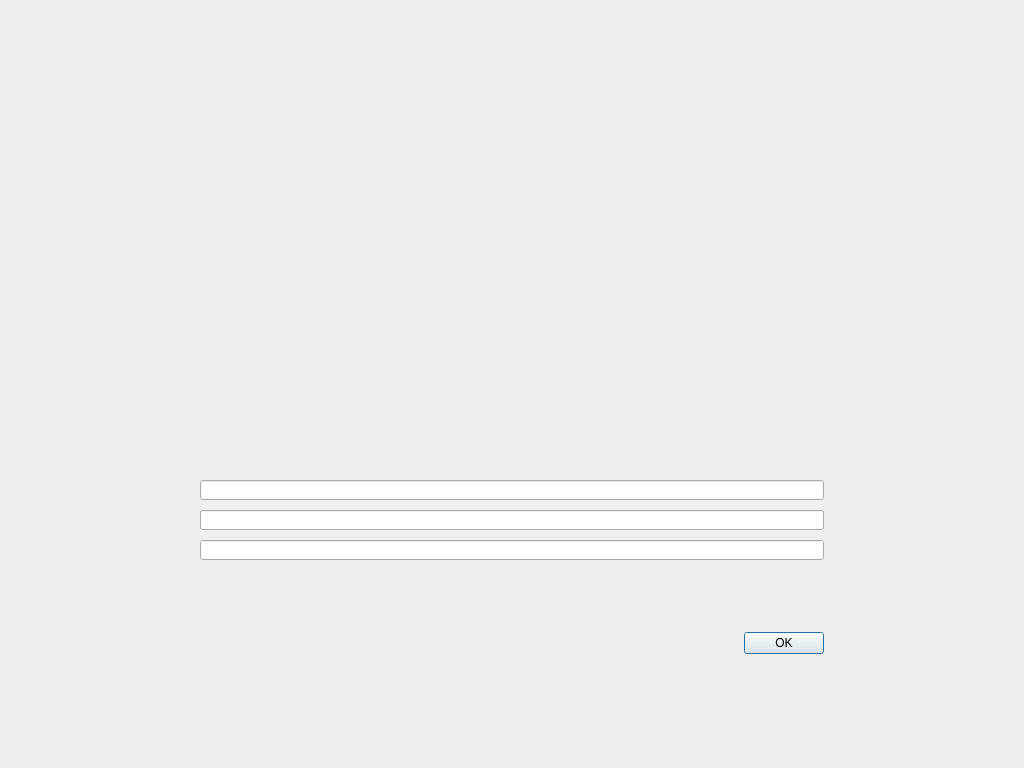
Qt form src/qt/forms/askpassphrasepage.ui (VeriConomy/vericoin) before a commit.
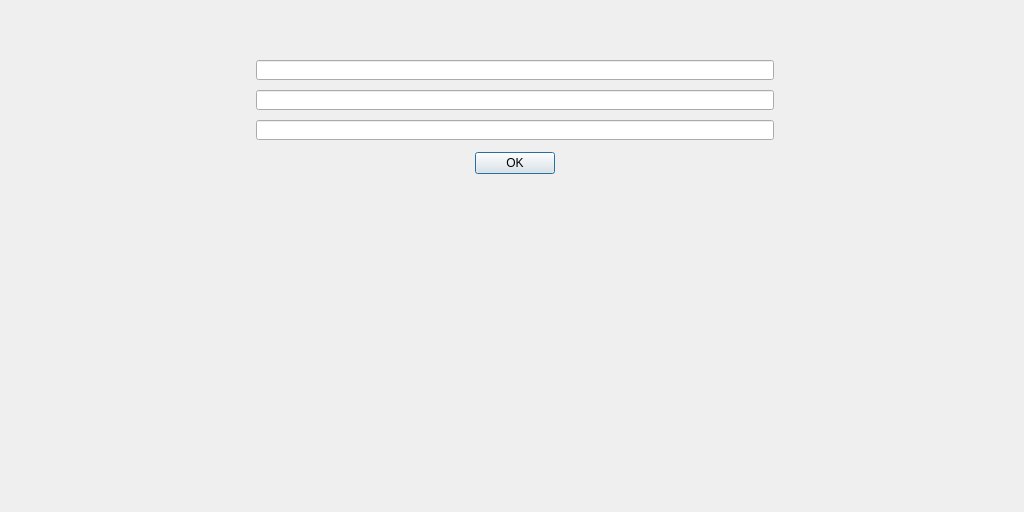
The same form after that commit.

Commit message: fix font display on new password screen, improve sync indicator and add coins staking percentage to stats

```diff
--- a/src/qt/forms/askpassphrasepage.ui
+++ b/src/qt/forms/askpassphrasepage.ui
@@ -7,7 +7,7 @@
     <x>0</x>
     <y>0</y>
     <width>1024</width>
-    <height>768</height>
+    <height>512</height>
    </rect>
   </property>
   <property name="sizePolicy">
@@ -42,72 +42,53 @@
     <number>0</number>
    </property>
    <item>
+    <widget class="QFrame" name="frame">
     <layout class="QFormLayout" name="formLayout">
      <property name="fieldGrowthPolicy">
       <enum>QFormLayout::AllNonFixedFieldsGrow</enum>
      </property>
+      <property name="labelAlignment">
+       <set>Qt::AlignLeading|Qt::AlignLeft|Qt::AlignTop</set>
+      </property>
      <property name="formAlignment">
-      <set>Qt::AlignLeading|Qt::AlignLeft|Qt::AlignVCenter</set>
+       <set>Qt::AlignLeading|Qt::AlignLeft|Qt::AlignTop</set>
      </property>
      <property name="verticalSpacing">
       <number>10</number>
      </property>
      <property name="leftMargin">
-      <number>200</number>
+       <number>250</number>
      </property>
      <property name="topMargin">
-      <number>480</number>
+       <number>0</number>
      </property>
      <property name="rightMargin">
-      <number>200</number>
-     </property>
+       <number>250</number>
+      </property>
+      <property name="bottomMargin">
+       <number>50</number>
+      </property>
+      <item row="0" column="1">
+       <widget class="QLabel" name="warningLabel">
+        <property name="minimumSize">
+         <size>
+          <width>480</width>
+          <height>20</height>
+         </size>
+        </property>
+        <property name="text">
+         <string/>
+        </property>
+        <property name="alignment">
+         <set>Qt::AlignCenter</set>
+        </property>
+       </widget>
+      </item>
      <item row="1" column="1">
-      <widget class="QLineEdit" name="passEdit1">
-       <property name="minimumSize">
-        <size>
-         <width>480</width>
-         <height>20</height>
-        </size>
-       </property>
-       <property name="echoMode">
-        <enum>QLineEdit::Password</enum>
-       </property>
-       <property name="alignment">
-        <set>Qt::AlignLeading|Qt::AlignLeft|Qt::AlignVCenter</set>
-       </property>
-      </widget>
-     </item>
-     <item row="2" column="1">
-      <widget class="QLineEdit" name="passEdit2">
-       <property name="minimumSize">
-        <size>
-         <width>480</width>
-         <height>20</height>
-        </size>
-       </property>
-       <property name="echoMode">
-        <enum>QLineEdit::Password</enum>
-       </property>
-      </widget>
-     </item>
-     <item row="3" column="1">
-      <widget class="QLineEdit" name="passEdit3">
-       <property name="minimumSize">
-        <size>
-         <width>480</width>
-         <height>20</height>
-        </size>
-       </property>
-       <property name="echoMode">
-        <enum>QLineEdit::Password</enum>
-       </property>
-      </widget>
-     </item>
-     <item row="4" column="1">
       <widget class="QLabel" name="messageLabel">
        <property name="minimumSize">
         <size>
-         <width>500</width>
+          <width>480</width>
          <height>20</height>
         </size>
        </property>
@@ -122,19 +103,19 @@
        </property>
       </widget>
      </item>
-     <item row="5" column="1">
-      <widget class="QLabel" name="warningLabel">
+      <item row="4" column="1">
+       <widget class="QLineEdit" name="passEdit1">
        <property name="minimumSize">
         <size>
-         <width>500</width>
+          <width>480</width>
          <height>20</height>
         </size>
        </property>
-       <property name="text">
-        <string/>
+        <property name="echoMode">
+         <enum>QLineEdit::Password</enum>
        </property>
        <property name="alignment">
-        <set>Qt::AlignCenter</set>
+         <set>Qt::AlignLeading|Qt::AlignLeft|Qt::AlignVCenter</set>
        </property>
       </widget>
      </item>
@@ -152,9 +133,12 @@
        <property name="standardButtons">
         <set>QDialogButtonBox::Ok</set>
        </property>
-      </widget>
-     </item>
-     <item row="7" column="1">
+        <property name="centerButtons">
+         <bool>true</bool>
+        </property>
+       </widget>
+      </item>
+      <item row="10" column="1">
       <spacer name="verticalSpacer">
        <property name="orientation">
         <enum>Qt::Vertical</enum>
@@ -162,12 +146,39 @@
        <property name="sizeHint" stdset="0">
         <size>
          <width>20</width>
-         <height>150</height>
+          <height>500</height>
         </size>
        </property>
       </spacer>
      </item>
-    </layout>
+      <item row="3" column="1">
+       <widget class="QLineEdit" name="passEdit2">
+        <property name="minimumSize">
+         <size>
+          <width>480</width>
+          <height>20</height>
+         </size>
+        </property>
+        <property name="echoMode">
+         <enum>QLineEdit::Password</enum>
+        </property>
+       </widget>
+      </item>
+      <item row="5" column="1">
+       <widget class="QLineEdit" name="passEdit3">
+        <property name="minimumSize">
+         <size>
+          <width>480</width>
+          <height>20</height>
+         </size>
+        </property>
+        <property name="echoMode">
+         <enum>QLineEdit::Password</enum>
+        </property>
+       </widget>
+      </item>
+     </layout>
+    </widget>
    </item>
   </layout>
  </widget>
```
Left out of the diff: 19 changed lines with no effect on the pictures. Lines whose indentation alone changed are shown as unchanged. The commit also changes 5 other files.
